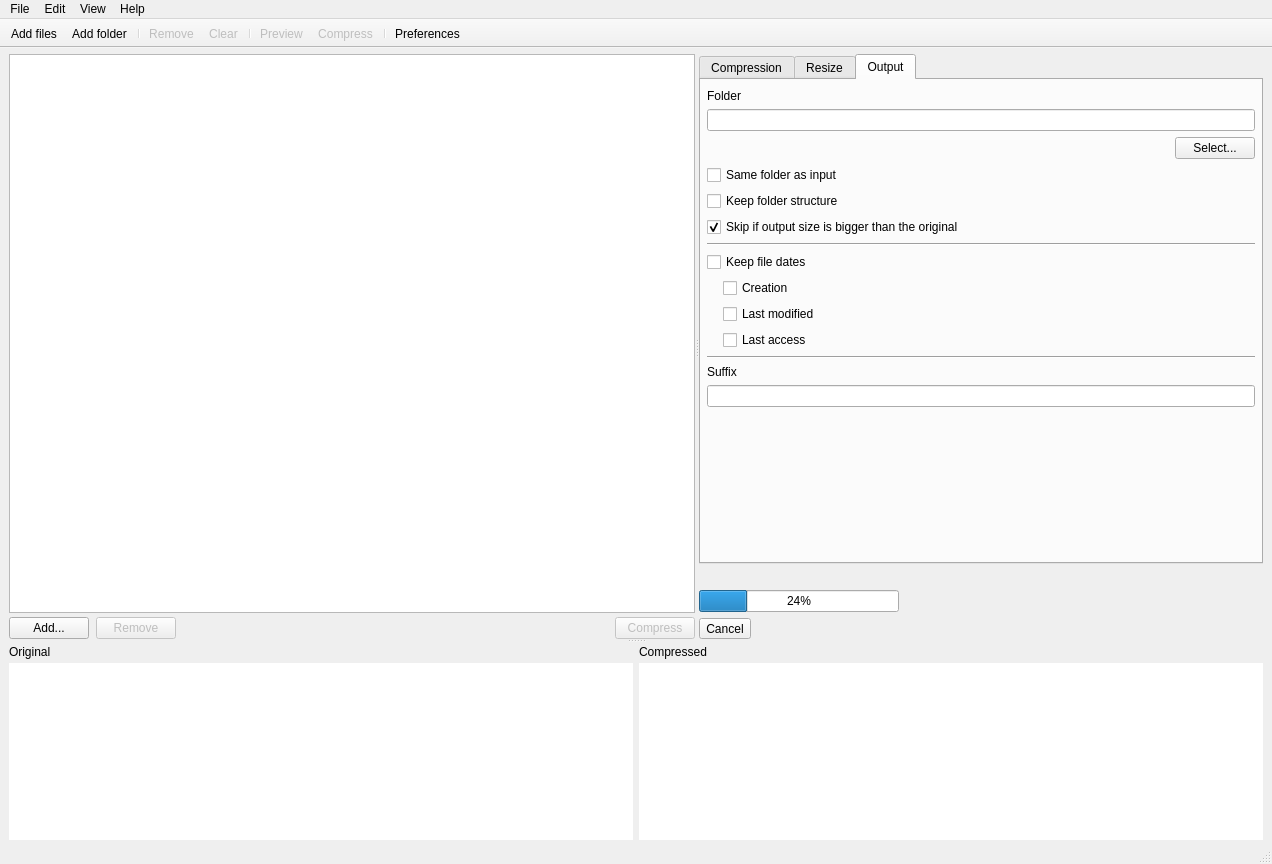
This is views/MainWindow.ui in Lymphatus/caesium-image-compressor as Qt 5 draws it before an edit. The edited form follows.
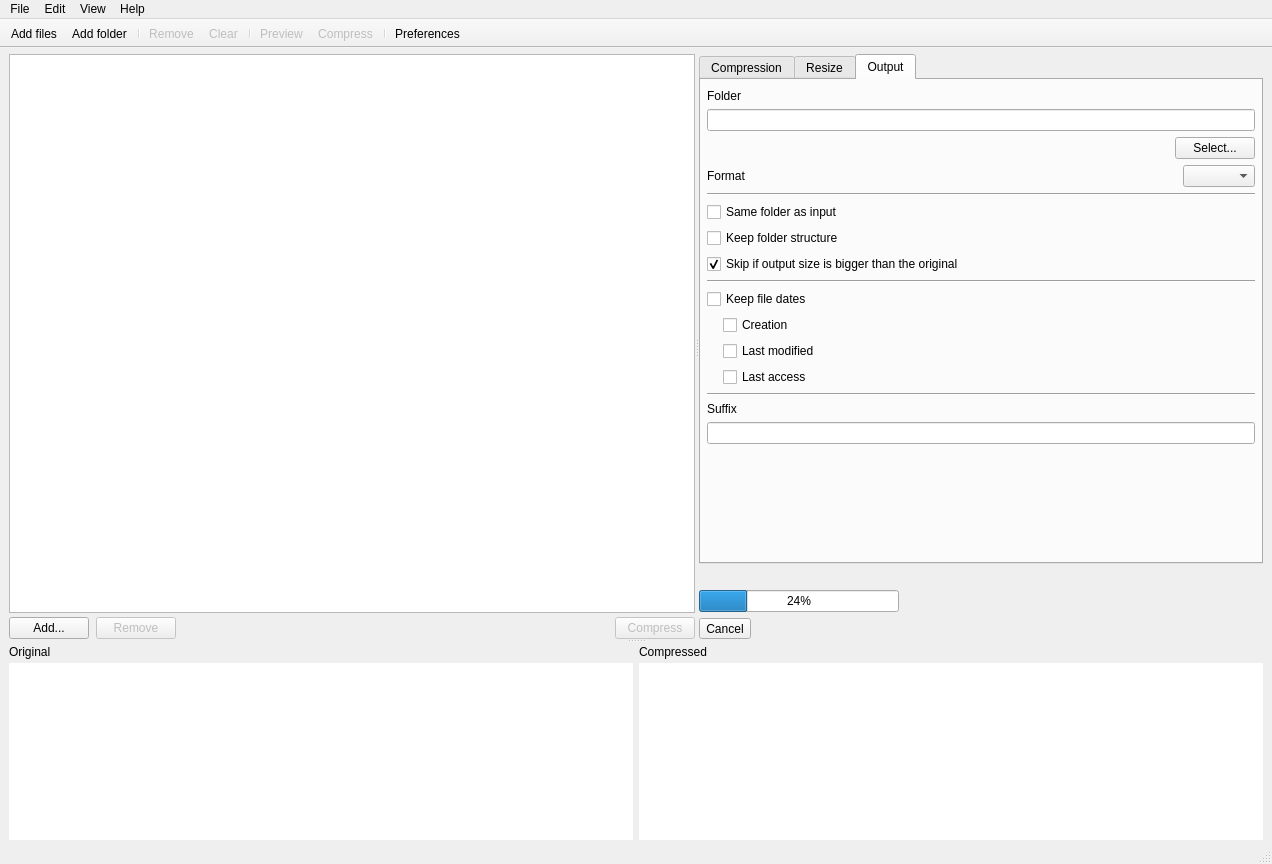
This is the edited form. The open tabs and pages were chosen to show the change. Icons and pictures are not drawn. Custom widgets are drawn as their Qt base class.

Patch:
```diff
--- a/views/MainWindow.ui
+++ b/views/MainWindow.ui
@@ -869,6 +869,43 @@
                  </item>
                 </layout>
                </item>
+               <item>
+                <layout class="QHBoxLayout" name="format_HorizontalLayout">
+                 <property name="spacing">
+                  <number>0</number>
+                 </property>
+                 <item>
+                  <widget class="QLabel" name="format_Label">
+                   <property name="text">
+                    <string>Format</string>
+                   </property>
+                  </widget>
+                 </item>
+                 <item>
+                  <spacer name="format_HSpacer">
+                   <property name="orientation">
+                    <enum>Qt::Horizontal</enum>
+                   </property>
+                   <property name="sizeHint" stdset="0">
+                    <size>
+                     <width>40</width>
+                     <height>20</height>
+                    </size>
+                   </property>
+                  </spacer>
+                 </item>
+                 <item>
+                  <widget class="QComboBox" name="format_ComboBox"/>
+                 </item>
+                </layout>
+               </item>
+               <item>
+                <widget class="Line" name="line_3">
+                 <property name="orientation">
+                  <enum>Qt::Horizontal</enum>
+                 </property>
+                </widget>
+               </item>
                <item>
                 <widget class="QCheckBox" name="sameOutputFolderAsInput_CheckBox">
                  <property name="text">
```
